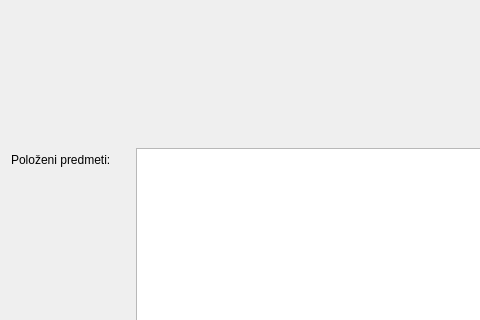
The window that Planer/MatfPlaner/forms/Profile.ui (stenjo1/MATF_Planner) describes before a commit, drawn with Qt 5; both pictures show x 0 to 480 and y 128 to 448 of the 648 by 652 pixel window.
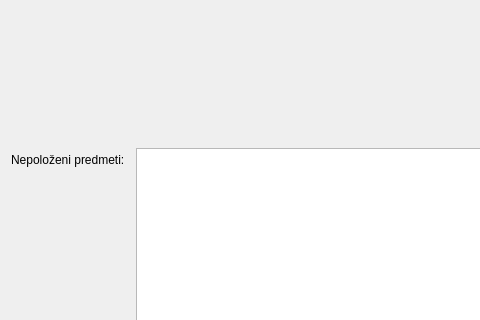
The same window after the commit.

The edit to the form file:
```diff
--- a/Planer/MatfPlaner/forms/Profile.ui
+++ b/Planer/MatfPlaner/forms/Profile.ui
@@ -88,7 +88,7 @@
    <item row="9" column="0">
     <widget class="QLabel" name="label_4">
      <property name="text">
-      <string>Položeni predmeti:</string>
+      <string>Nepoloženi predmeti:</string>
      </property>
     </widget>
    </item>
```
